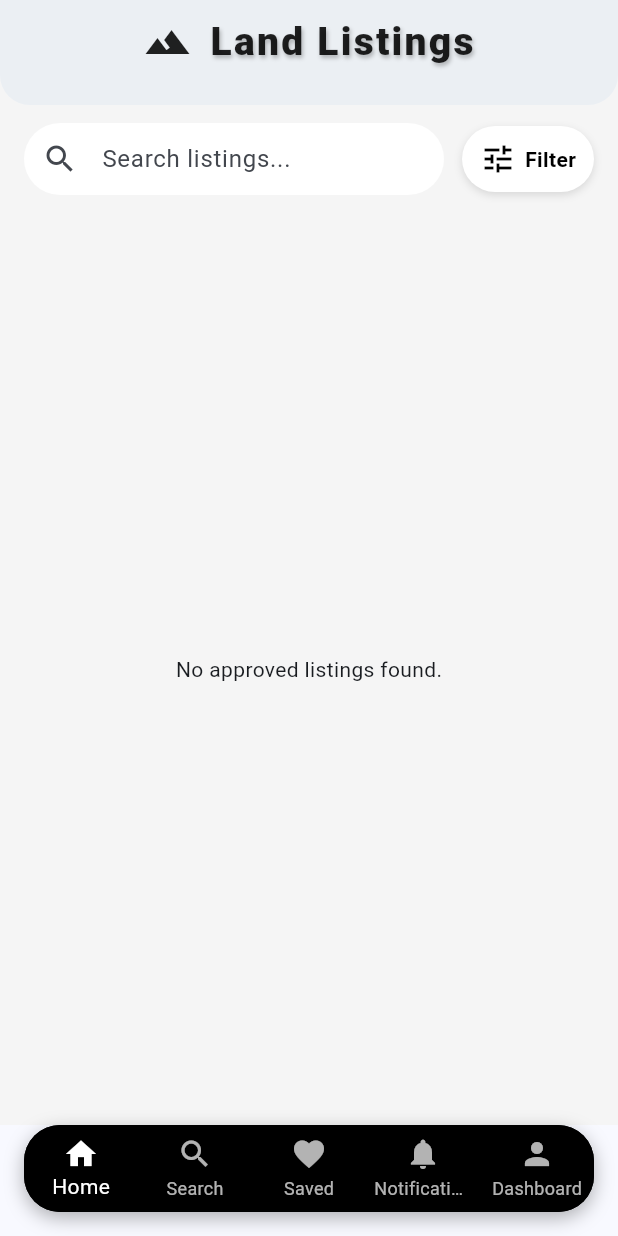
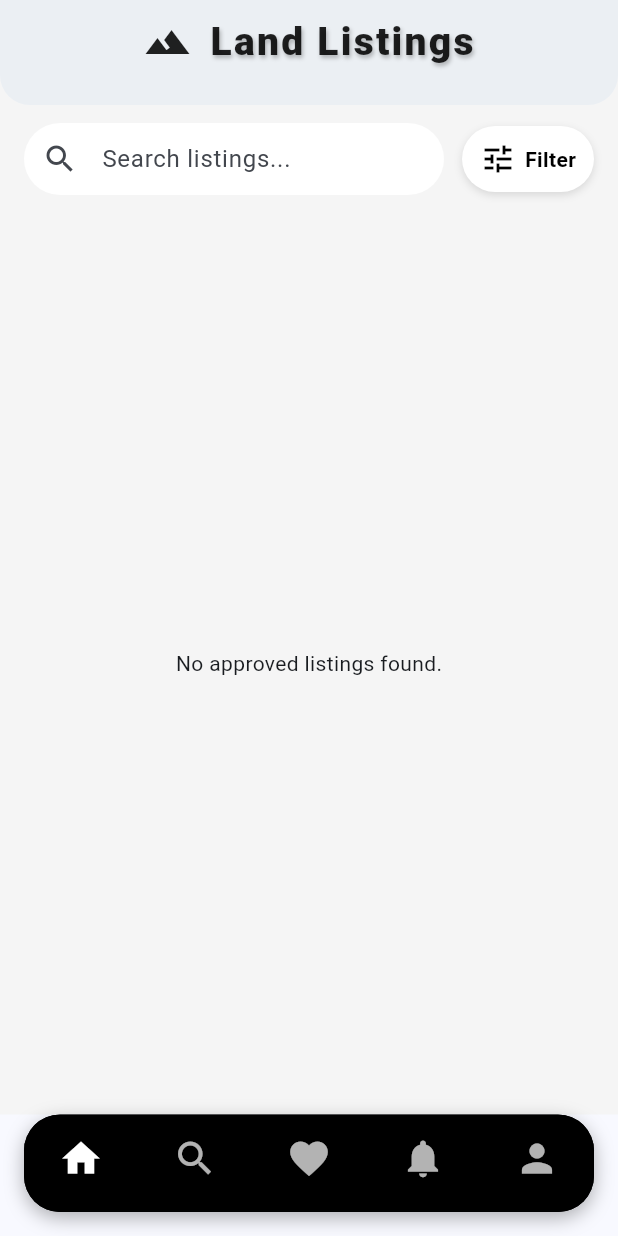
Before and after one commit to MORISON-K/smartspace, a Flutter app: the BuyerHomeScreen screen opened directly, on a phone screen of 412 x 824 dp. Run offline on Flutter 3.47's test engine with Material 3 defaults, Android fonts, the phone set to English and light mode, and no system bars; our stand-ins replace cloud_firestore, file_picker, firebase_auth, firebase_core, firebase_messaging, firebase_storage and 5 more; missing offline and left inert: syncfusion_flutter_pdfviewer; accounts and stored records are empty.

Commit message:
Update buyer_home_screen.dart

```diff
--- a/lib/buyer/buyer_home_screen.dart
+++ b/lib/buyer/buyer_home_screen.dart
@@ -5,7 +5,6 @@ import 'package:smartspace/buyer/search_screen.dart';
 import 'package:smartspace/notifications/notifications_screen.dart';
 import 'package:smartspace/buyer/buyer_dashboard.dart';
 import 'package:firebase_auth/firebase_auth.dart';
-
 
 class BuyerHomeScreen extends StatefulWidget {
   const BuyerHomeScreen({super.key});
@@ -28,15 +27,13 @@ class _BuyerHomeScreenState extends State<BuyerHomeScreen> {
     const SearchScreen(),
     const FavoriteScreen(),
     const NotificationsScreen(),
-     BuyerDashboardScreen(userId: FirebaseAuth.instance.currentUser!.uid),
-
+    BuyerDashboardScreen(userId: FirebaseAuth.instance.currentUser!.uid),
   ];
 
   @override
   Widget build(BuildContext context) {
     return Scaffold(
       body: _pages[_selectedPage],
-      // Use SafeArea to avoid notch, and add margin to float
       bottomNavigationBar: Padding(
         padding: const EdgeInsets.only(left: 16, right: 16, bottom: 16),
         child: Container(
@@ -60,25 +57,29 @@ class _BuyerHomeScreenState extends State<BuyerHomeScreen> {
               currentIndex: _selectedPage,
               onTap: _navigationBottomBar,
               type: BottomNavigationBarType.fixed,
+              showSelectedLabels: false, // hides text labels when selected
+              showUnselectedLabels: false, // hides text labels when unselected
               items: const [
-                BottomNavigationBarItem(icon: Icon(Icons.home), label: 'Home'),
                 BottomNavigationBarItem(
-                  icon: Icon(Icons.search),
-                  label: 'Search',
+                  icon: Icon(Icons.home, size: 30), // bigger icon size
+                  label: '',
                 ),
                 BottomNavigationBarItem(
-                  icon: Icon(Icons.favorite),
-                  label: 'Saved',
+                  icon: Icon(Icons.search, size: 30),
+                  label: '',
                 ),
                 BottomNavigationBarItem(
-                  icon: Icon(Icons.notifications),
-                  label: 'Notifications',
+                  icon: Icon(Icons.favorite, size: 30),
+                  label: '',
                 ),
                 BottomNavigationBarItem(
-                  icon: Icon(Icons.person),
-                  label: 'Dashboard',
+                  icon: Icon(Icons.notifications, size: 30),
+                  label: '',
                 ),
-
+                BottomNavigationBarItem(
+                  icon: Icon(Icons.person, size: 30),
+                  label: '',
+                ),
               ],
             ),
           ),
```
